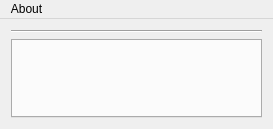
Above: software/dfmtgui/mainwin.ui from FoxVK/DFMT before the change. Below: the same form after it.
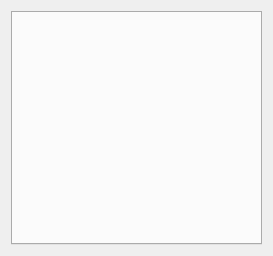
That is the form after the change. Icons and pictures are not drawn.

Commit message: Gui without menu

```diff
--- a/software/dfmtgui/mainwin.ui
+++ b/software/dfmtgui/mainwin.ui
@@ -7,7 +7,7 @@
     <x>0</x>
     <y>0</y>
     <width>273</width>
-    <height>129</height>
+    <height>256</height>
    </rect>
   </property>
   <property name="windowTitle">
@@ -19,34 +19,11 @@
   </property>
   <widget class="QWidget" name="centralWidget">
    <layout class="QVBoxLayout" name="verticalLayout">
-    <item>
-     <widget class="Line" name="line">
-      <property name="orientation">
-       <enum>Qt::Horizontal</enum>
-      </property>
-     </widget>
-    </item>
     <item>
      <widget class="QTabWidget" name="Tabs"/>
     </item>
    </layout>
   </widget>
-  <widget class="QMenuBar" name="menuBar">
-   <property name="geometry">
-    <rect>
-     <x>0</x>
-     <y>0</y>
-     <width>273</width>
-     <height>27</height>
-    </rect>
-   </property>
-   <widget class="QMenu" name="menuAbout">
-    <property name="title">
-     <string>About</string>
-    </property>
-   </widget>
-   <addaction name="menuAbout"/>
-  </widget>
  </widget>
  <layoutdefault spacing="6" margin="11"/>
  <resources>
```
The commit also changes 3 other files.
